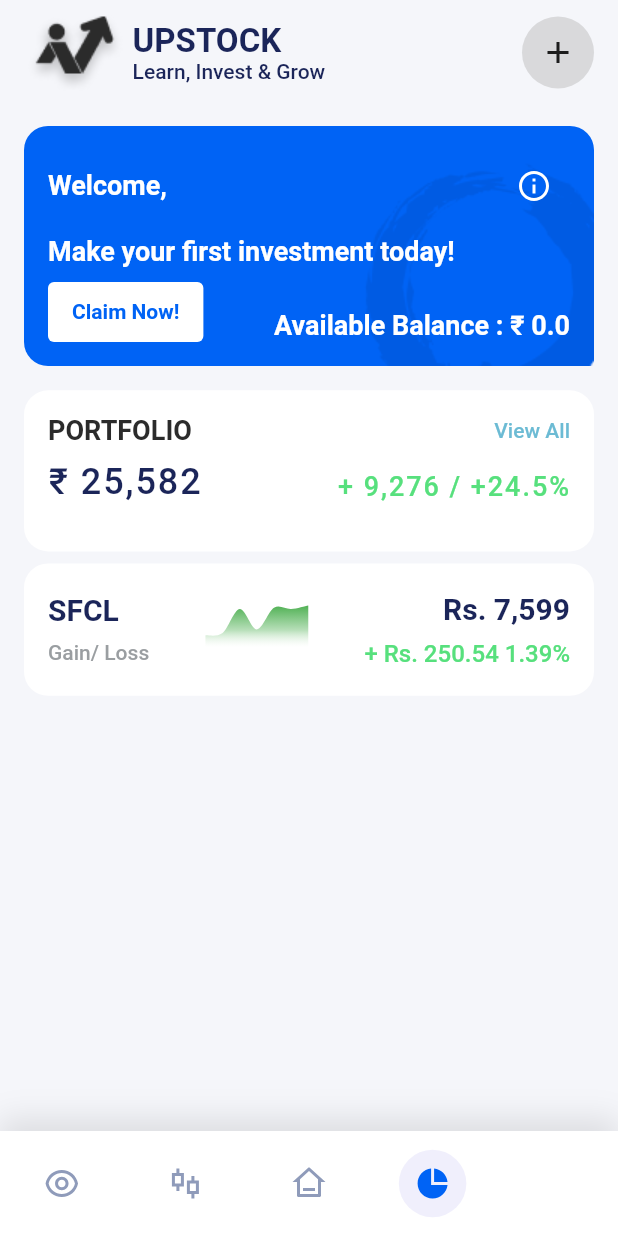
After one commit to visionxStudio/upstock---Stock-market-prediction, a Flutter app: the screen it shows after launch, item 4 of the bottom bar chosen, on a phone screen of 412 x 824 dp. The commit adds this screen. Run offline on Flutter 3.47's test engine with Material 2 defaults, Android fonts, the phone set to English and light mode, and no system bars; our stand-ins replace animated_text_kit, auto_route, cloud_firestore, dio, firebase_auth, firebase_core and 8 more; accounts and stored records are empty; network calls fail; Roboto replaces fonts that are missing (Manrope).

Commit message:
improving charts and adding portfolio page

```diff
--- a/lib/src/common/appbar/appbar.dart
+++ b/lib/src/common/appbar/appbar.dart
@@ -12,10 +12,12 @@ import '../widgets/text/custom_normal_text_widget.dart';
 class Appbar extends ConsumerStatefulWidget {
   const Appbar({
     Key? key,
-    this.showStockLearning = true,
+    this.showProfileImage = true,
+    this.showPrice = true,
   }) : super(key: key);
 
-  final bool showStockLearning;
+  final bool showProfileImage;
+  final bool showPrice;
 
   @override
   _AppbarState createState() => _AppbarState();
@@ -55,7 +57,7 @@ class _AppbarState extends ConsumerState<Appbar> {
                     ],
                   ),
                   const Spacer(),
-                  !widget.showStockLearning
+                  !widget.showProfileImage
                       ? Container(
                           decoration: BoxDecoration(
                             shape: BoxShape.circle,
@@ -107,7 +109,9 @@ class _AppbarState extends ConsumerState<Appbar> {
                 ],
               ),
             ),
-            Padding(
+            !widget.showPrice
+                ? const SizedBox()
+                : Padding(
                     padding: const EdgeInsets.symmetric(horizontal: 8.0),
                     child: Row(
                       children: const [
--- /dev/null
+++ b/lib/src/common/widgets/custom_container.dart
@@ -0,0 +1,24 @@
+import 'package:flutter/material.dart';
+import 'package:upstock/src/common/constants/constants.dart';
+
+class CustomContainer extends StatelessWidget {
+  const CustomContainer(
+      {Key? key, required this.child, this.backgroundColor, this.borderRadius})
+      : super(key: key);
+  final Color? backgroundColor;
+  final double? borderRadius;
+  final Widget child;
+  @override
+  Widget build(BuildContext context) {
+    return Container(
+      width: double.infinity,
+      margin: const EdgeInsets.only(bottom: 8.0),
+      padding: const EdgeInsets.symmetric(horizontal: 16.0, vertical: 16.0),
+      decoration: BoxDecoration(
+        color: backgroundColor ?? kWhiteColor,
+        borderRadius: BorderRadius.circular(borderRadius ?? 16.0),
+      ),
+      child: child,
+    );
+  }
+}
--- a/lib/src/features/homepage/homepage.dart
+++ b/lib/src/features/homepage/homepage.dart
@@ -1,4 +1,5 @@
 import 'package:flutter/material.dart';
+import 'package:flutter/services.dart';
 import 'dart:math';
 import 'package:flutter_riverpod/flutter_riverpod.dart';
 import 'package:upstock/src/common/constants/constants.dart';
@@ -22,6 +23,15 @@ class HomeScreen extends ConsumerStatefulWidget {
 }
 
 class _HomeScreenState extends ConsumerState<HomeScreen> {
+  @override
+  void initState() {
+    SystemChrome.setSystemUIOverlayStyle(const SystemUiOverlayStyle(
+      statusBarColor: Colors.white, // status bar
+      statusBarIconBrightness: Brightness.dark,
+    ));
+    super.initState();
+  }
+
   @override
   Widget build(BuildContext context) {
     return Scaffold(
--- a/lib/src/features/navbar/navbar.dart
+++ b/lib/src/features/navbar/navbar.dart
@@ -9,6 +9,7 @@ import 'package:upstock/src/features/stock_analysis/stock_analysis.dart';
 import 'package:upstock/src/features/watchlist/watchlist_screen.dart';
 
 import '../../common/constants/constants.dart';
+import '../portfolio/portfolio_screen.dart';
 
 enum NavBarPage {
   /// Home for Coach/Studtent
@@ -101,7 +102,7 @@ class _NavBarState extends ConsumerState<NavBar> {
                   case NavBarPage.home:
                     return const HomeScreen();
                   case NavBarPage.portfolio:
-                    return const HomeScreen();
+                    return const MyPortfolioScreen();
                   case NavBarPage.profile:
                     return const HomeScreen();
                 }
--- /dev/null
+++ b/lib/src/features/portfolio/portfolio_screen.dart
@@ -0,0 +1,178 @@
+import 'package:flutter/material.dart';
+import 'package:flutter/services.dart';
+import 'package:upstock/src/common/constants/constants.dart';
+import 'package:upstock/src/common/widgets/custom_container.dart';
+import 'package:upstock/src/common/widgets/size/custom_size_widget.dart';
+import 'package:upstock/src/common/widgets/text/custom_normal_text_widget.dart';
+import 'package:upstock/src/features/homepage/models/chart_data/chart_data.dart';
+import 'package:upstock/src/features/portfolio/widgets/portfolio_card_widget.dart';
+
+import '../../common/appbar/appbar.dart';
+import '../watchlist/widgets/company_chart.dart';
+
+class MyPortfolioScreen extends StatefulWidget {
+  const MyPortfolioScreen({Key? key}) : super(key: key);
+
+  @override
+  State<MyPortfolioScreen> createState() => _MyPortfolioScreenState();
+}
+
+class _MyPortfolioScreenState extends State<MyPortfolioScreen> {
+  @override
+  void initState() {
+    SystemChrome.setSystemUIOverlayStyle(const SystemUiOverlayStyle(
+      statusBarColor: kScafoldColor, // status bar
+      statusBarIconBrightness: Brightness.dark,
+    ));
+    super.initState();
+  }
+
+  @override
+  Widget build(BuildContext context) {
+    return Scaffold(
+      backgroundColor: kScafoldColor,
+      appBar: const PreferredSize(
+        preferredSize: Size(double.infinity, kToolbarHeight * 1.5),
+        child: Appbar(
+          showPrice: false,
+          showProfileImage: false,
+        ),
+      ),
+      body: SingleChildScrollView(
+        child: Padding(
+          padding: const EdgeInsets.symmetric(horizontal: 16.0),
+          child: Column(
+            children: [
+              const PortfolioCardWidget(),
+              const HeightWidget(kDefaultFontSize),
+              CustomContainer(
+                // backgroundColor: kScafoldColor,
+                child: SizedBox(
+                  width: double.infinity,
+                  child: Column(
+                    crossAxisAlignment: CrossAxisAlignment.start,
+                    children: [
+                      const TitleWidget(),
+                      const HeightWidget(8.0),
+                      Row(
+                        mainAxisAlignment: MainAxisAlignment.spaceBetween,
+                        crossAxisAlignment: CrossAxisAlignment.end,
+                        children: const [
+                          NormalText(
+                            "₹ 25,582",
+                            fontSize: kDefaultFontSize + 8,
+                            fontWeight: FontWeight.w500,
+                            letterspacing: 1.3,
+                          ),
+                          NormalText(
+                            "+ 9,276 / +24.5%",
+                            fontSize: kDefaultFontSize + 2,
+                            fontWeight: FontWeight.w500,
+                            color: Color(0xFF57e07d),
+                            letterspacing: 1.3,
+                          ),
+                        ],
+                      ),
+                      const HeightWidget(16.0),
+                    ],
+                  ),
+                ),
+              ),
+              // faefaefaec
+              CustomContainer(
+                child: Row(
+                  mainAxisAlignment: MainAxisAlignment.spaceBetween,
+                  children: [
+                    Column(
+                      mainAxisAlignment: MainAxisAlignment.spaceBetween,
+                      crossAxisAlignment: CrossAxisAlignment.start,
+                      children: [
+                        const NormalText(
+                          "SFCL",
+                          fontSize: kDefaultFontSize + 4,
+                          fontWeight: FontWeight.bold,
+                        ),
+                        const HeightWidget(8.0),
+                        NormalText(
+                          "Gain/ Loss",
+                          fontSize: kDefaultFontSize - 2,
+                          fontWeight: FontWeight.w500,
+                          color: kGreyColor.withOpacity(0.8),
+                        ),
+                      ],
+                    ),
+                    Column(
+                      mainAxisAlignment: MainAxisAlignment.start,
+                      children: [
+                        CompanyChartWidget(
+                          height: 40.0,
+                          width: 80,
+                          data: [
+                            ChartData(x: DateTime.utc(1999), y: 10),
+                            ChartData(x: DateTime.utc(2000), y: 12),
+                            ChartData(x: DateTime.utc(2001), y: 32),
+                            ChartData(x: DateTime.utc(2002), y: 15),
+                            ChartData(x: DateTime.utc(2003), y: 33),
+                            ChartData(x: DateTime.utc(2004), y: 32),
+                            ChartData(x: DateTime.utc(2005), y: 35),
+                          ],
+                          isDecreasing: false,
+                        ),
+                        const HeightWidget(16.0),
+                      ],
+                    ),
+                    Column(
+                      mainAxisAlignment: MainAxisAlignment.spaceBetween,
+                      crossAxisAlignment: CrossAxisAlignment.end,
+                      children: const [
+                        NormalText(
+                          "Rs. 7,599",
+                          fontSize: kDefaultFontSize + 4,
+                          fontWeight: FontWeight.bold,
+                        ),
+                        HeightWidget(8.0),
+                        NormalText(
+                          "+ Rs. 250.54 1.39%",
+                          fontSize: kDefaultFontSize,
+                          color: Color(0xFF57e07d),
+                          fontWeight: FontWeight.w500,
+                        ),
+                      ],
+                    ),
+                  ],
+                ),
+              ),
+            ],
+          ),
+        ),
+      ),
+    );
+  }
+}
+
+class TitleWidget extends StatelessWidget {
+  const TitleWidget({
+    Key? key,
+  }) : super(key: key);
+
+  @override
+  Widget build(BuildContext context) {
+    return Row(
+      mainAxisAlignment: MainAxisAlignment.spaceBetween,
+      children: [
+        NormalText(
+          "Portfolio".toUpperCase(),
+          fontSize: kDefaultFontSize + 2,
+          fontWeight: FontWeight.bold,
+          color: kBlackColor,
+        ),
+        const NormalText(
+          "View All",
+          color: Color(0xFF6cbbd4),
+          fontSize: kDefaultFontSize - 2,
+          fontWeight: FontWeight.w500,
+        )
+      ],
+    );
+  }
+}
--- /dev/null
+++ b/lib/src/features/portfolio/widgets/portfolio_card_widget.dart
@@ -0,0 +1,98 @@
+import 'package:flutter/material.dart';
+import 'package:flutter_remix/flutter_remix.dart';
+
+import '../../../common/constants/constants.dart';
+import '../../../common/widgets/text/custom_normal_text_widget.dart';
+
+class PortfolioCardWidget extends StatelessWidget {
+  const PortfolioCardWidget({
+    Key? key,
+  }) : super(key: key);
+
+  @override
+  Widget build(BuildContext context) {
+    return Stack(
+      children: [
+        Container(
+          height: 160.0,
+          width: double.infinity,
+          decoration: BoxDecoration(
+            color: kPrimaryColor2,
+            borderRadius: BorderRadius.circular(16.0),
+          ),
+        ),
+        Positioned(
+          bottom: 0.0,
+          right: 0.0,
+          child: Image.asset("assets/images/worls.png"),
+        ),
+        SizedBox(
+          height: 160.0,
+          width: double.infinity,
+          child: Padding(
+            padding:
+                const EdgeInsets.symmetric(horizontal: 16.0, vertical: 16.0),
+            child: Column(
+              crossAxisAlignment: CrossAxisAlignment.start,
+              mainAxisAlignment: MainAxisAlignment.spaceBetween,
+              children: [
+                Row(
+                  mainAxisAlignment: MainAxisAlignment.spaceBetween,
+                  children: [
+                    const NormalText(
+                      "Welcome,",
+                      fontSize: kDefaultFontSize + 2,
+                      fontWeight: FontWeight.bold,
+                      color: kWhiteColor,
+                    ),
+                    IconButton(
+                      onPressed: () {},
+                      icon: const Icon(
+                        FlutterRemix.information_line,
+                        color: kWhiteColor,
+                      ),
+                    )
+                  ],
+                ),
+                const NormalText(
+                  "Make your first investment today!",
+                  fontSize: kDefaultFontSize + 2,
+                  fontWeight: FontWeight.bold,
+                  color: kWhiteColor,
+                ),
+                Row(
+                  crossAxisAlignment: CrossAxisAlignment.end,
+                  mainAxisAlignment: MainAxisAlignment.spaceBetween,
+                  children: [
+                    Container(
+                      padding: const EdgeInsets.symmetric(horizontal: 16.0),
+                      height: 40.0,
+                      decoration: BoxDecoration(
+                        color: kWhiteColor,
+                        borderRadius: BorderRadius.circular(4.0),
+                      ),
+                      child: const Center(
+                        child: NormalText(
+                          "Claim Now!",
+                          color: kPrimaryColor2,
+                          fontSize: kDefaultFontSize - 2,
+                          fontWeight: FontWeight.bold,
+                        ),
+                      ),
+                    ),
+                    const NormalText(
+                      "Available Balance : ₹ 0.0",
+                      fontWeight: FontWeight.bold,
+                      fontSize: kDefaultFontSize + 2,
+                      color: kWhiteColor,
+                    )
+                  ],
+                ),
+              ],
+            ),
+          ),
+        )
+      ],
+    );
+  }
+}
--- a/lib/src/features/watchlist/watchlist_screen.dart
+++ b/lib/src/features/watchlist/watchlist_screen.dart
@@ -1,6 +1,7 @@
 import 'dart:async';
 
 import 'package:flutter/material.dart';
+import 'package:flutter/services.dart';
 import 'package:flutter_riverpod/flutter_riverpod.dart';
 import 'package:lottie/lottie.dart';
 import 'package:upstock/src/common/constants/constants.dart';
@@ -23,6 +24,10 @@ class WatchListScreen extends ConsumerStatefulWidget {
 class _WatchListScreenState extends ConsumerState<WatchListScreen> {
   @override
   void initState() {
+    SystemChrome.setSystemUIOverlayStyle(const SystemUiOverlayStyle(
+      statusBarColor: kWhiteColor, // status bar
+      statusBarIconBrightness: Brightness.dark,
+    ));
     scheduleMicrotask(
         () => ref.read(watchlistNotifierProvider).getCompanyData());
     super.initState();
@@ -35,7 +40,7 @@ class _WatchListScreenState extends ConsumerState<WatchListScreen> {
       appBar: const PreferredSize(
         preferredSize: Size(double.infinity, kToolbarHeight * 2),
         child: Appbar(
-          showStockLearning: false,
+          showProfileImage: false,
         ),
       ),
       body: SingleChildScrollView(
--- a/lib/src/features/watchlist/widgets/company_chart.dart
+++ b/lib/src/features/watchlist/widgets/company_chart.dart
@@ -6,11 +6,17 @@ import '../../homepage/models/chart_data/chart_data.dart';
 
 class CompanyChartWidget extends StatefulWidget {
   const CompanyChartWidget(
-      {required this.data, required this.isDecreasing, Key? key})
+      {required this.data,
+      required this.isDecreasing,
+      this.width,
+      this.height,
+      Key? key})
       : super(key: key);
 
   final List<ChartData> data;
   final bool isDecreasing;
+  final double? width;
+  final double? height;
 
   @override
   State<CompanyChartWidget> createState() => _CompanyChartWidgetState();
@@ -20,8 +26,8 @@ class _CompanyChartWidgetState extends State<CompanyChartWidget> {
   @override
   Widget build(BuildContext context) {
     return SizedBox(
-      height: 50.0,
-      width: 50.0,
+      height: widget.height ?? 50.0,
+      width: widget.width ?? 50.0,
       child: SfCartesianChart(
         enableAxisAnimation: true,
         enableMultiSelection: true,
@@ -48,9 +54,23 @@ class _CompanyChartWidgetState extends State<CompanyChartWidget> {
           axisLine: const AxisLine(width: 0),
         ),
         series: <ChartSeries>[
-          FastLineSeries<ChartData, dynamic>(
+          SplineAreaSeries<ChartData, dynamic>(
             color: widget.isDecreasing ? Colors.red : Colors.green,
             dataSource: widget.data,
+            gradient: LinearGradient(
+              colors: [
+                widget.isDecreasing ? Colors.red : Colors.green,
+                widget.isDecreasing
+                    ? Colors.red.withOpacity(0.4)
+                    : Colors.green.withOpacity(0.4),
+                widget.isDecreasing
+                    ? Colors.white.withOpacity(0.1)
+                    : Colors.white.withOpacity(0.1),
+              ],
+              stops: const [0.0, 0.6, 1.0],
+              end: Alignment.bottomCenter,
+              begin: Alignment.topCenter,
+            ),
             enableTooltip: true,
             xValueMapper: (ChartData data, _) => data.x,
             yValueMapper: (ChartData data, _) => data.y,
```
Also changed, not shown: lib/src/features/stock_analysis/stock_analysis.dart (+12 -12 lines), assets/images/worls.png (added). Lines whose indentation alone changed are shown as unchanged.
